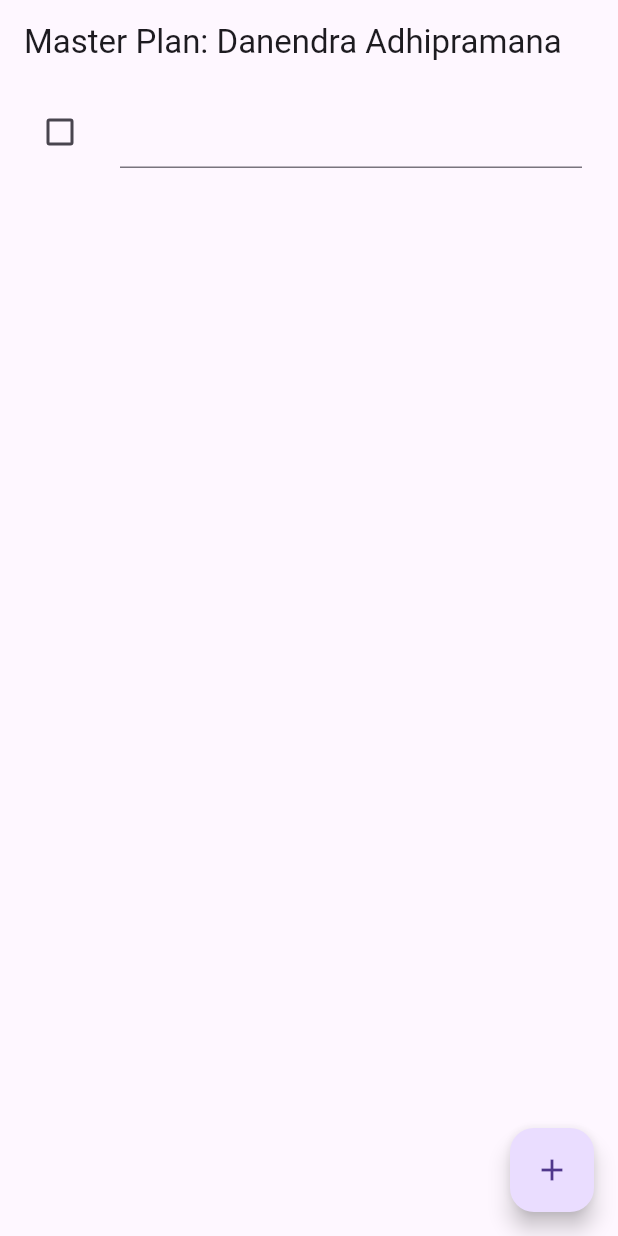
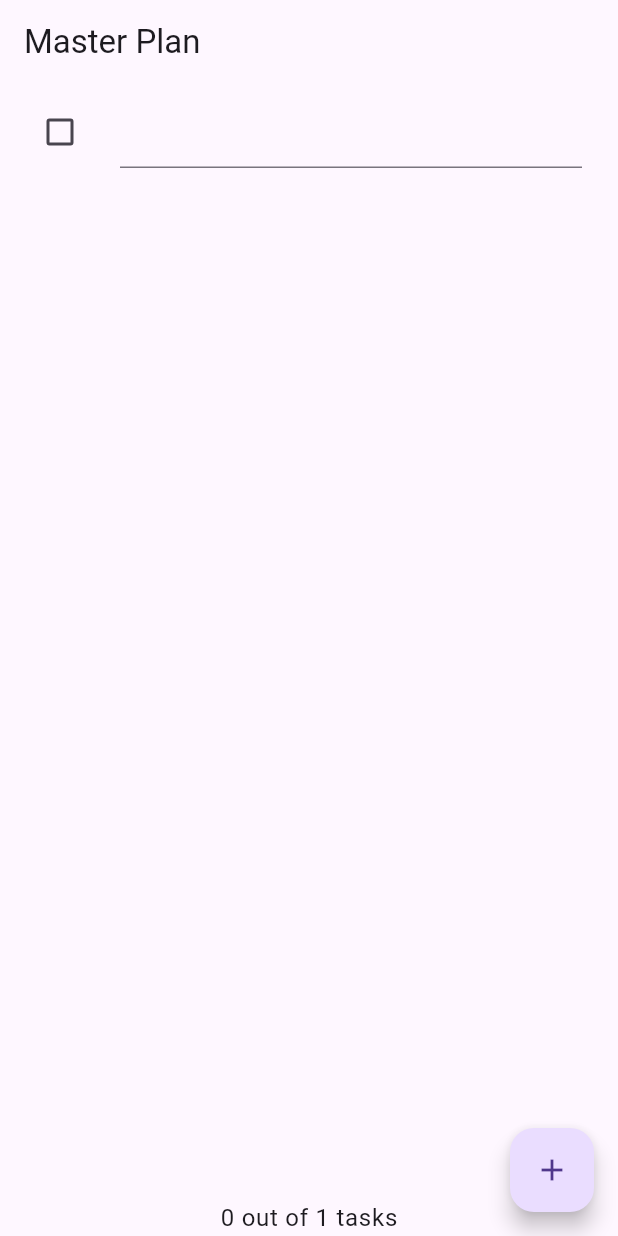
Before and after one commit to Danennndraaa/Pemrograman-Mobile-2025, a Flutter app: the screen it shows after launch, after a tap on the "add" icon, on a phone screen of 412 x 824 dp. Run offline on Flutter 3.47's test engine with Material 3 defaults, Android fonts, the phone set to English and light mode, and no system bars; our stand-ins replace auto_size_text, camera.

Commit message:
Praktikum 2: Mengelola Data Layer dengan InheritedWidget dan InheritedNotifier

```diff
--- a/master_plan/lib/main.dart
+++ b/master_plan/lib/main.dart
@@ -1,5 +1,7 @@
 import 'package:flutter/material.dart';
 import './views/plan_screen.dart';
+import './provider/plan_provider.dart'; // Import Provider
+import './models/data_layer.dart'; // Import Model
 
 void main() => runApp(const MasterPlanApp());
 
@@ -10,7 +12,11 @@ class MasterPlanApp extends StatelessWidget {
   Widget build(BuildContext context) {
     return MaterialApp(
       theme: ThemeData(primarySwatch: Colors.purple),
-      home: const PlanScreen(),
+      // Langkah 2: Bungkus PlanScreen dengan PlanProvider
+      home: PlanProvider(
+        notifier: ValueNotifier<Plan>(const Plan()),
+        child: const PlanScreen(),
+      ),
     );
   }
 }
--- a/master_plan/lib/models/plan.dart
+++ b/master_plan/lib/models/plan.dart
@@ -5,4 +5,10 @@ class Plan {
   final List<Task> tasks;
 
   const Plan({this.name = '', this.tasks = const []});
+
+  // Langkah 3: Tambah dua method getter
+  int get completedCount => tasks.where((task) => task.complete).length;
+
+  String get completenessMessage =>
+      '$completedCount out of ${tasks.length} tasks';
 }
--- /dev/null
+++ b/master_plan/lib/provider/plan_provider.dart
@@ -0,0 +1,16 @@
+import 'package:flutter/material.dart';
+import '../models/data_layer.dart';
+
+class PlanProvider extends InheritedNotifier<ValueNotifier<Plan>> {
+  const PlanProvider({
+    super.key,
+    required Widget child,
+    required ValueNotifier<Plan> notifier,
+  }) : super(child: child, notifier: notifier);
+
+  static ValueNotifier<Plan> of(BuildContext context) {
+    return context
+        .dependOnInheritedWidgetOfExactType<PlanProvider>()!
+        .notifier!;
+  }
+}
--- a/master_plan/lib/views/plan_screen.dart
+++ b/master_plan/lib/views/plan_screen.dart
@@ -1,4 +1,5 @@
 import '../models/data_layer.dart';
+import '../provider/plan_provider.dart'; // Import Provider
 import 'package:flutter/material.dart';
 
 class PlanScreen extends StatefulWidget {
@@ -9,98 +10,104 @@ class PlanScreen extends StatefulWidget {
 }
 
 class _PlanScreenState extends State<PlanScreen> {
-  // Langkah 6: Variabel plan
-  Plan plan = const Plan();
+  // HAPUS variabel 'plan' lokal. State sekarang ada di Provider.
 
-  // Langkah 10: Scroll Controller
   late ScrollController scrollController;
 
-  // Langkah 11: initState
   @override
   void initState() {
     super.initState();
     scrollController = ScrollController()
       ..addListener(() {
-        // Logika untuk menghilangkan fokus keyboard saat scroll
         FocusScope.of(context).requestFocus(FocusNode());
       });
   }
 
-  // Langkah 13: dispose
   @override
   void dispose() {
     scrollController.dispose();
     super.dispose();
   }
 
+  // Langkah 9: Ubah method build menggunakan ValueListenableBuilder
   @override
   Widget build(BuildContext context) {
     return Scaffold(
-      // Ganti dengan nama panggilan Anda
-      appBar: AppBar(title: const Text('Master Plan: Danendra Adhipramana')),
-      body: _buildList(),
-      floatingActionButton: _buildAddTaskButton(),
+      appBar: AppBar(title: const Text('Master Plan')),
+      body: ValueListenableBuilder<Plan>(
+        valueListenable: PlanProvider.of(context),
+        builder: (context, plan, child) {
+          return Column(
+            children: [
+              Expanded(child: _buildList(plan)),
+              SafeArea(
+                child: Text(
+                  plan.completenessMessage,
+                  style: Theme.of(context).textTheme.bodyLarge, // Opsional: styling
+                ),
+              )
+            ],
+          );
+        },
+      ),
+      floatingActionButton: _buildAddTaskButton(context),
     );
   }
 
-  // Langkah 7: Tombol Tambah
-  Widget _buildAddTaskButton() {
+  // Langkah 5: Edit _buildAddTaskButton
+  Widget _buildAddTaskButton(BuildContext context) {
+    ValueNotifier<Plan> planNotifier = PlanProvider.of(context);
     return FloatingActionButton(
       child: const Icon(Icons.add),
       onPressed: () {
-        setState(() {
-          plan = Plan(
-            name: plan.name,
-            tasks: List<Task>.from(plan.tasks)..add(const Task()),
+        Plan currentPlan = planNotifier.value;
+        planNotifier.value = Plan(
+          name: currentPlan.name,
+          tasks: List<Task>.from(currentPlan.tasks)..add(const Task()),
         );
-        });
       },
     );
   }
 
-  // Langkah 8 & 12: List Builder dengan Scroll behavior
-  Widget _buildList() {
+  // Langkah 7: Edit _buildList
+  Widget _buildList(Plan plan) {
     return ListView.builder(
       controller: scrollController,
-      // Langkah 12: Keyboard dismiss behavior
-      keyboardDismissBehavior: Theme.of(context).platform == TargetPlatform.iOS
-          ? ScrollViewKeyboardDismissBehavior.onDrag
-          : ScrollViewKeyboardDismissBehavior.manual,
       itemCount: plan.tasks.length,
-      itemBuilder: (context, index) => _buildTaskTile(plan.tasks[index], index),
+      itemBuilder: (context, index) =>
+          _buildTaskTile(plan.tasks[index], index, context),
     );
   }
 
-  // Langkah 9: Task Tile (Checkbox & Text Field)
-  Widget _buildTaskTile(Task task, int index) {
+  // Langkah 6: Edit _buildTaskTile
+  Widget _buildTaskTile(Task task, int index, BuildContext context) {
+    ValueNotifier<Plan> planNotifier = PlanProvider.of(context);
     return ListTile(
       leading: Checkbox(
           value: task.complete,
           onChanged: (selected) {
-            setState(() {
-              plan = Plan(
-                name: plan.name,
-                tasks: List<Task>.from(plan.tasks)
+            Plan currentPlan = planNotifier.value;
+            planNotifier.value = Plan(
+              name: currentPlan.name,
+              tasks: List<Task>.from(currentPlan.tasks)
                 ..[index] = Task(
                   description: task.description,
                   complete: selected ?? false,
                 ),
             );
-            });
           }),
       title: TextFormField(
         initialValue: task.description,
         onChanged: (text) {
-          setState(() {
-            plan = Plan(
-              name: plan.name,
-              tasks: List<Task>.from(plan.tasks)
+          Plan currentPlan = planNotifier.value;
+          planNotifier.value = Plan(
+            name: currentPlan.name,
+            tasks: List<Task>.from(currentPlan.tasks)
               ..[index] = Task(
                 description: text,
                 complete: task.complete,
               ),
           );
-          });
         },
       ),
     );
```
Lines whose indentation alone changed are shown as unchanged.
